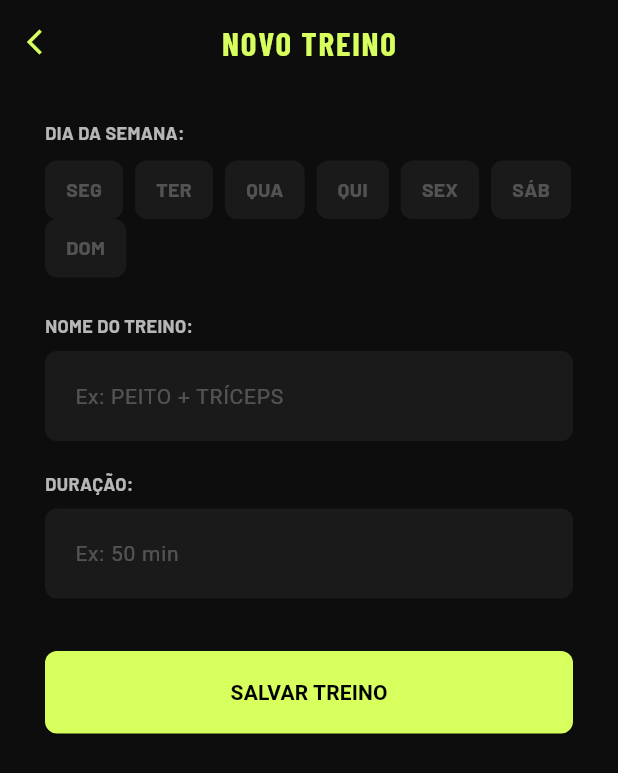
After one commit to tayna01/fitness-mobile-flutter, a Flutter app: the AddWorkoutScreen screen opened by its route, on a phone screen of 412 x 824 dp. The commit adds this screen. Shown: the top 773 px of the screen. Run offline on Flutter 3.47's test engine with Material 3 defaults, Android fonts, the phone set to English and light mode, and no system bars; our stand-ins replace google_fonts.

Commit message:
feat: adicionar telas de edição

```diff
--- a/lib/main.dart
+++ b/lib/main.dart
@@ -1,4 +1,7 @@
 import 'package:fitness_mobile_flutter/routes/routes.dart';
+import 'package:fitness_mobile_flutter/screens/add_progress_screen.dart';
+import 'package:fitness_mobile_flutter/screens/add_workout_screen.dart';
+import 'package:fitness_mobile_flutter/screens/edit_profile_screen.dart';
 import 'package:fitness_mobile_flutter/screens/forgot_password_screen.dart';
 import 'package:fitness_mobile_flutter/screens/login_screen.dart';
 import 'package:fitness_mobile_flutter/screens/main_page.dart';
@@ -23,6 +26,9 @@ class MyApp extends StatelessWidget {
         AppRoutes.register: (context) => const RegisterScreen(),
         AppRoutes.forgotPassword: (context) => const ForgotPasswordScreen(),
         AppRoutes.home: (context) => const MainPage(),
+        AppRoutes.addWorkout: (context) => const AddWorkoutScreen(),
+        AppRoutes.editProfile: (context) => const EditProfileScreen(),
+        AppRoutes.addProgress: (context) => const AddProgressScreen(),
       },
     );
   }
--- a/lib/routes/routes.dart
+++ b/lib/routes/routes.dart
@@ -5,4 +5,7 @@ class AppRoutes {
   static const profile = '/perfil';
   static const forgotPassword = '/recuperar-senha';
   static const home = '/home';
+  static const addWorkout = '/adicionar-treino';
+  static const editProfile = '/editar-perfil';
+  static const addProgress = '/editar-progresso';
 }
--- /dev/null
+++ b/lib/screens/add_workout_screen.dart
@@ -0,0 +1,185 @@
+import 'package:fitness_mobile_flutter/core/utils/app_colors.dart';
+import 'package:fitness_mobile_flutter/widgets/card_field_group_widget.dart';
+import 'package:flutter/material.dart';
+import 'package:google_fonts/google_fonts.dart';
+
+class AddWorkoutScreen extends StatefulWidget {
+  const AddWorkoutScreen({super.key});
+
+  @override
+  State<AddWorkoutScreen> createState() => AddWorkoutScreenState();
+}
+
+class AddWorkoutScreenState extends State<AddWorkoutScreen> {
+  final nomeController = TextEditingController();
+  final duracaoController = TextEditingController();
+
+  String? diaSelecionado;
+  String? nomeError;
+  String? duracaoError;
+  String? diaError;
+
+  final dias = ['SEG', 'TER', 'QUA', 'QUI', 'SEX', 'SÁB', 'DOM'];
+
+  @override
+  void dispose() {
+    nomeController.dispose();
+    duracaoController.dispose();
+    super.dispose();
+  }
+
+  void salvar() {
+    final nome = nomeController.text.trim();
+    final duracao = duracaoController.text.trim();
+
+    setState(() {
+      nomeError = nome.isEmpty ? 'O nome do treino é obrigatório' : null;
+      duracaoError = duracao.isEmpty ? 'A duração é obrigatória' : null;
+      diaError = diaSelecionado == null ? 'Selecione um dia' : null;
+    });
+
+    final tudoValido =
+        nomeError == null && duracaoError == null && diaError == null;
+
+    if (tudoValido) {
+      ScaffoldMessenger.of(context).showSnackBar(
+        const SnackBar(
+          content: Text('Treino adicionado com sucesso!'),
+          backgroundColor: AppColors.snackbarSuccess,
+          duration: Duration(seconds: 2),
+        ),
+      );
+      Navigator.pop(context);
+    }
+  }
+
+  @override
+  Widget build(BuildContext context) {
+    return Scaffold(
+      backgroundColor: AppColors.background,
+      appBar: AppBar(
+        backgroundColor: AppColors.background,
+        leading: IconButton(
+          icon: const Icon(
+            Icons.arrow_back_ios,
+            color: AppColors.primary,
+            size: 20,
+          ),
+          onPressed: () => Navigator.pop(context),
+        ),
+        title: Text(
+          'NOVO TREINO',
+          style: GoogleFonts.barlowCondensed(
+            fontWeight: FontWeight.bold,
+            letterSpacing: 1.2,
+            color: AppColors.primary,
+          ),
+        ),
+        centerTitle: true,
+      ),
+      body: SingleChildScrollView(
+        padding: const EdgeInsets.symmetric(horizontal: 30, vertical: 24),
+        child: Column(
+          crossAxisAlignment: CrossAxisAlignment.stretch,
+          children: [
+            // Seletor de dia
+            Text(
+              'DIA DA SEMANA: ',
+              style: GoogleFonts.barlow(
+                color: AppColors.textPrimary.withValues(alpha: 0.7),
+                fontSize: 12,
+                fontWeight: FontWeight.bold,
+              ),
+            ),
+            const SizedBox(height: 10),
+            Wrap(
+              spacing: 8,
+              children: dias.map((dia) {
+                final selecionado = diaSelecionado == dia;
+                return GestureDetector(
+                  onTap: () => setState(() {
+                    diaSelecionado = dia;
+                    diaError = null;
+                  }),
+                  child: Container(
+                    padding: const EdgeInsets.symmetric(
+                      horizontal: 14,
+                      vertical: 10,
+                    ),
+                    decoration: BoxDecoration(
+                      color: selecionado
+                          ? AppColors.primary
+                          : AppColors.surface,
+                      borderRadius: BorderRadius.circular(8),
+                      border: diaError != null && !selecionado
+                          ? Border.all(color: Colors.red)
+                          : null,
+                    ),
+                    child: Text(
+                      dia,
+                      style: GoogleFonts.barlow(
+                        color: selecionado
+                            ? Colors.black
+                            : AppColors.textSecondary,
+                        fontWeight: FontWeight.bold,
+                        fontSize: 13,
+                      ),
+                    ),
+                  ),
+                );
+              }).toList(),
+            ),
+            if (diaError != null)
+              Padding(
+                padding: const EdgeInsets.only(top: 5, left: 2),
+                child: Text(
+                  diaError!,
+                  style: const TextStyle(color: Colors.red, fontSize: 12),
+                ),
+              ),
+
+            const SizedBox(height: 24),
+
+            buildFieldGroup(
+              label: 'NOME DO TREINO: ',
+              hint: 'Ex: PEITO + TRÍCEPS',
+              controller: nomeController,
+              errorText: nomeError,
+              onChanged: (_) => setState(() => nomeError = null),
+            ),
+
+            const SizedBox(height: 20),
+
+            buildFieldGroup(
+              label: 'DURAÇÃO: ',
+              hint: 'Ex: 50 min',
+              controller: duracaoController,
+              errorText: duracaoError,
+              onChanged: (_) => setState(() => duracaoError = null),
+            ),
+
+            const SizedBox(height: 35),
+
+            SizedBox(
+              height: 55,
+              child: ElevatedButton(
+                onPressed: salvar,
+                style: ElevatedButton.styleFrom(
+                  backgroundColor: AppColors.primary,
+                  foregroundColor: Colors.black,
+                  shape: RoundedRectangleBorder(
+                    borderRadius: BorderRadius.circular(8),
+                  ),
+                ),
+                child: const Text(
+                  'SALVAR TREINO',
+                  style: TextStyle(fontWeight: FontWeight.bold),
+                ),
+              ),
+            ),
+          ],
+        ),
+      ),
+    );
+  }
+}
--- a/lib/screens/progress_screen.dart
+++ b/lib/screens/progress_screen.dart
@@ -1,3 +1,4 @@
+import 'package:fitness_mobile_flutter/routes/routes.dart';
 import 'package:flutter/material.dart';
 import 'package:google_fonts/google_fonts.dart';
 import 'package:fitness_mobile_flutter/core/utils/app_colors.dart';
@@ -16,6 +17,11 @@ class ProgressScreen extends StatelessWidget {
   Widget build(BuildContext context) {
     return Scaffold(
       backgroundColor: AppColors.background,
+      floatingActionButton: FloatingActionButton(
+        onPressed: () => Navigator.pushNamed(context, AppRoutes.addProgress),
+        backgroundColor: AppColors.primary,
+        child: const Icon(Icons.add, color: Colors.black),
+      ),
       body: SafeArea(
         child: Padding(
           padding: const EdgeInsets.symmetric(horizontal: 20, vertical: 24),
--- a/lib/screens/workouts_screen.dart
+++ b/lib/screens/workouts_screen.dart
@@ -1,3 +1,4 @@
+import 'package:fitness_mobile_flutter/routes/routes.dart';
 import 'package:fitness_mobile_flutter/widgets/workout_card_widget.dart';
 import 'package:flutter/material.dart';
 import 'package:google_fonts/google_fonts.dart';
@@ -35,6 +36,11 @@ class WorkoutsScreen extends StatelessWidget {
   Widget build(BuildContext context) {
     return Scaffold(
       backgroundColor: AppColors.background,
+      floatingActionButton: FloatingActionButton(
+        onPressed: () => Navigator.pushNamed(context, AppRoutes.addWorkout),
+        backgroundColor: AppColors.primary,
+        child: const Icon(Icons.add, color: Colors.black),
+      ),
       body: SafeArea(
         child: Padding(
           padding: const EdgeInsets.symmetric(horizontal: 20, vertical: 24),
```
Also changed, not shown: lib/screens/add_progress_screen.dart (added, +228 -0 lines), lib/screens/edit_profile_screen.dart (added, +188 -0 lines), lib/screens/item_screen.dart (deleted, +0 -26 lines), lib/screens/main_page.dart (+5 -5 lines), lib/screens/profile_screen.dart (+12 -0 lines).
